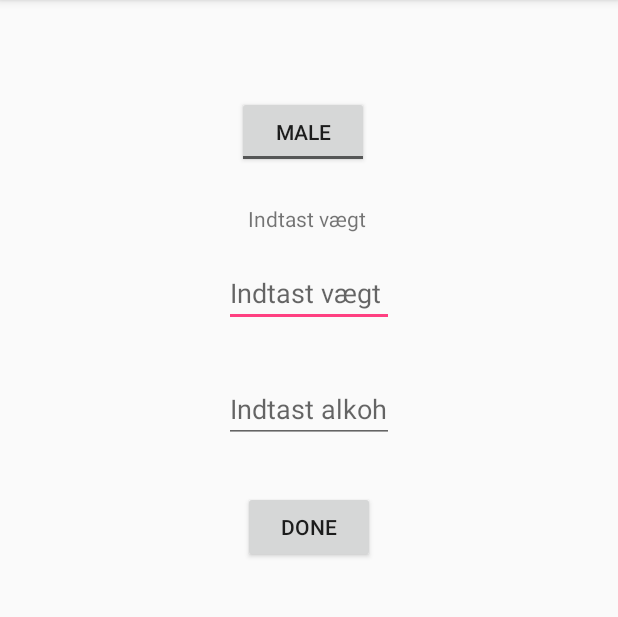
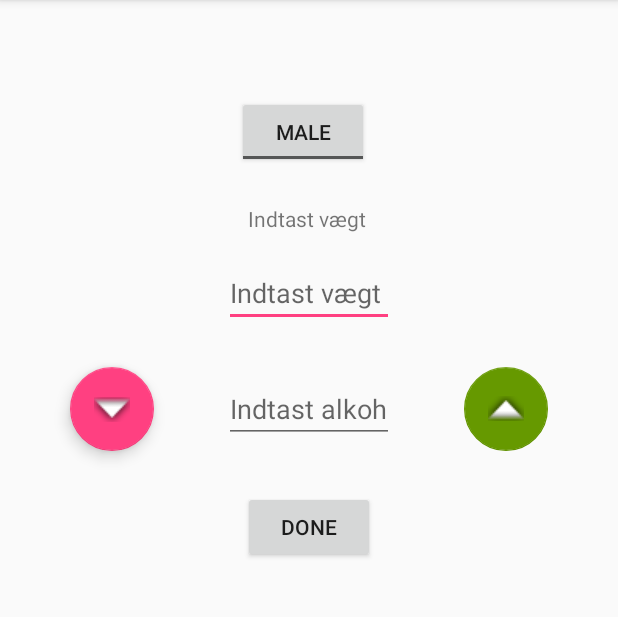
Before and after one commit to DumboJunior/Drink-Drank-Drunk, an Android app: the screen it shows after launch (MainActivity), on a phone screen of 412 x 824 dp, the part 84-701 px from its top. Run offline under Robolectric (Android 15) with nearby library versions, the phone set to English and light mode, and no system bars.

Commit message:
Fuckong dofen

```diff
--- a/app/src/main/java/com/exsample/drinkdrankdrunk/MainActivity.java
+++ b/app/src/main/java/com/exsample/drinkdrankdrunk/MainActivity.java
@@ -1,6 +1,7 @@
 package com.exsample.drinkdrankdrunk;
 
 import android.content.Intent;
+import android.support.design.widget.FloatingActionButton;
 import android.support.v7.app.AppCompatActivity;
 import android.os.Bundle;
 import android.view.View;
@@ -15,6 +16,8 @@ public class MainActivity extends AppCompatActivity {
     public String pro;
     public String kore;
     public String sex;
+    public int numberOfDrinks = 0;
+    public String numberOfDrinks_string;
     @Override
     protected void onCreate(Bundle savedInstanceState) {
         super.onCreate(savedInstanceState);
@@ -27,6 +30,21 @@ public class MainActivity extends AppCompatActivity {
             gender = true;
         }else{
             gender = false;
+        }
+    }
+    public void actionButtonUp(View view){
+            numberOfDrinks+=1;
+            numberOfDrinks_string = Integer.toString(numberOfDrinks);
+            TextView numberOfDrinks_tv = (TextView) findViewById(R.id.textView4);
+            numberOfDrinks_tv.setText(numberOfDrinks_string);
+    }
+
+    public void actionButtonDown(View view){
+        if(numberOfDrinks>0) {
+            numberOfDrinks -= 1;
+            numberOfDrinks_string = Integer.toString(numberOfDrinks);
+            TextView numberOfDrinks_tv = (TextView) findViewById(R.id.textView4);
+            numberOfDrinks_tv.setText(numberOfDrinks_string);
         }
     }
 
--- a/app/src/main/res/layout/activity_main.xml
+++ b/app/src/main/res/layout/activity_main.xml
@@ -22,7 +22,6 @@
         android:layout_width="wrap_content"
         android:layout_height="wrap_content"
         android:layout_marginEnd="8dp"
-        android:layout_marginRight="8dp"
         android:layout_marginTop="64dp"
         android:checked="false"
         android:onClick="onToggleClicked"
@@ -73,4 +72,50 @@
         app:layout_constraintRight_toRightOf="parent"
         app:layout_constraintTop_toBottomOf="@+id/editText" />
 
+    <android.support.design.widget.FloatingActionButton
+        android:id="@+id/floatingActionButton"
+        android:layout_width="wrap_content"
+        android:layout_height="wrap_content"
+        android:layout_marginBottom="8dp"
+        android:layout_marginEnd="8dp"
+        android:layout_marginStart="8dp"
+        android:layout_marginTop="8dp"
+        android:clickable="true"
+        android:onClick="actionButtonUp"
+        app:backgroundTint="@android:color/holo_green_dark"
+        app:elevation="0dp"
+        app:layout_constraintBottom_toTopOf="@+id/button"
+        app:layout_constraintEnd_toEndOf="parent"
+        app:layout_constraintStart_toEndOf="@+id/editText2"
+        app:layout_constraintTop_toBottomOf="@+id/editText"
+        app:srcCompat="@android:drawable/arrow_up_float" />
+
+    <android.support.design.widget.FloatingActionButton
+        android:id="@+id/floatingActionButton2"
+        android:layout_width="wrap_content"
+        android:layout_height="wrap_content"
+        android:layout_marginBottom="8dp"
+        android:layout_marginEnd="8dp"
+        android:layout_marginStart="8dp"
+        android:layout_marginTop="8dp"
+        android:clickable="true"
+        android:onClick="actionButtonDown"
+        app:layout_constraintBottom_toTopOf="@+id/button"
+        app:layout_constraintEnd_toStartOf="@+id/editText2"
+        app:layout_constraintStart_toStartOf="parent"
+        app:layout_constraintTop_toBottomOf="@+id/editText"
+        app:srcCompat="@android:drawable/arrow_down_float" />
+
+    <TextView
+        android:id="@+id/textView4"
+        android:layout_width="wrap_content"
+        android:layout_height="wrap_content"
+        android:layout_marginBottom="8dp"
+        android:layout_marginTop="8dp"
+        android:text="@string/Drinks"
+        app:layout_constraintBottom_toBottomOf="parent"
+        app:layout_constraintLeft_toLeftOf="parent"
+        app:layout_constraintRight_toRightOf="parent"
+        app:layout_constraintTop_toBottomOf="@+id/button" />
+
 </android.support.constraint.ConstraintLayout>
--- a/app/src/main/res/values/strings.xml
+++ b/app/src/main/res/values/strings.xml
@@ -8,4 +8,5 @@
     <string name="du_m_gerne_k_re_bil">Du må gerne køre bil</string>
     <string name="test_promil">test_promil</string>
     <string name="textview">TextView</string>
+    <string name="Drinks"></string>
 </resources>
```
